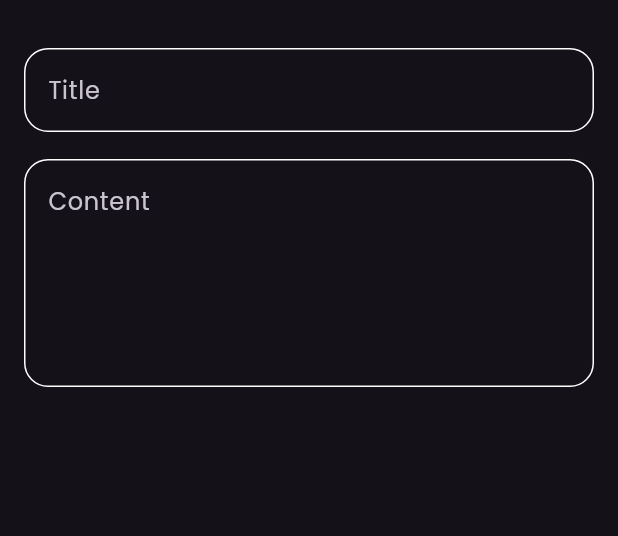
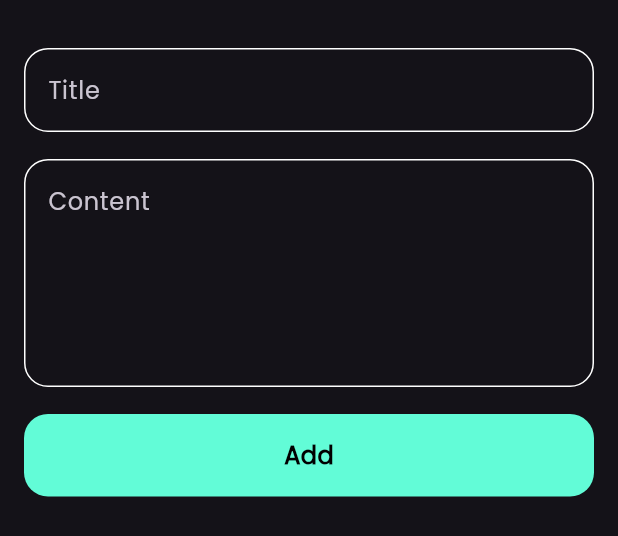
Before and after one commit to zeinabmostafa1/notes_app, a Flutter app: the AddNoteBottomSheet widget shown alone on an empty page, opened directly, on a phone screen of 412 x 824 dp. Shown: the top 536 px of the screen. Run offline on Flutter 3.47's test engine with Material 3 defaults, Android fonts, the phone set to English and light mode, and no system bars.

Commit message:
finish note buttom sheet UI

```diff
--- a/lib/view/widgets/add_note_bottom_sheet.dart
+++ b/lib/view/widgets/add_note_bottom_sheet.dart
@@ -1,4 +1,5 @@
 import 'package:flutter/material.dart';
+import 'package:notes_app/view/widgets/custom_button.dart';
 import 'package:notes_app/view/widgets/custom_text_field.dart';
 
 class AddNoteBottomSheet extends StatelessWidget {
@@ -8,6 +9,7 @@ class AddNoteBottomSheet extends StatelessWidget {
   Widget build(BuildContext context) {
     return const Padding(
       padding: EdgeInsets.symmetric(horizontal: 16, vertical: 32),
+      child: SingleChildScrollView(
         child: Column(
           children: [
             CustomTextField(hint: 'Title'),
@@ -18,7 +20,12 @@ class AddNoteBottomSheet extends StatelessWidget {
               hint: 'Content',
               maxLines: 5,
             ),
+            SizedBox(
+              height: 18,
+            ),
+            CustomButton(),
           ],
+        ),
       ),
     );
   }
--- /dev/null
+++ b/lib/view/widgets/custom_button.dart
@@ -0,0 +1,24 @@
+import 'package:flutter/material.dart';
+import 'package:notes_app/constatns.dart';
+
+class CustomButton extends StatelessWidget {
+  const CustomButton({super.key});
+
+  @override
+  Widget build(BuildContext context) {
+    return Container(
+      width: MediaQuery.of(context).size.width,
+      height: 55,
+      decoration: BoxDecoration(
+        borderRadius: BorderRadius.circular(16),
+        color: primaryColor,
+      ),
+      child: const Center(
+          child: Text(
+        'Add',
+        style: TextStyle(
+            color: Colors.black, fontWeight: FontWeight.bold, fontSize: 16),
+      )),
+    );
+  }
+}
```
Lines whose indentation alone changed are shown as unchanged.
